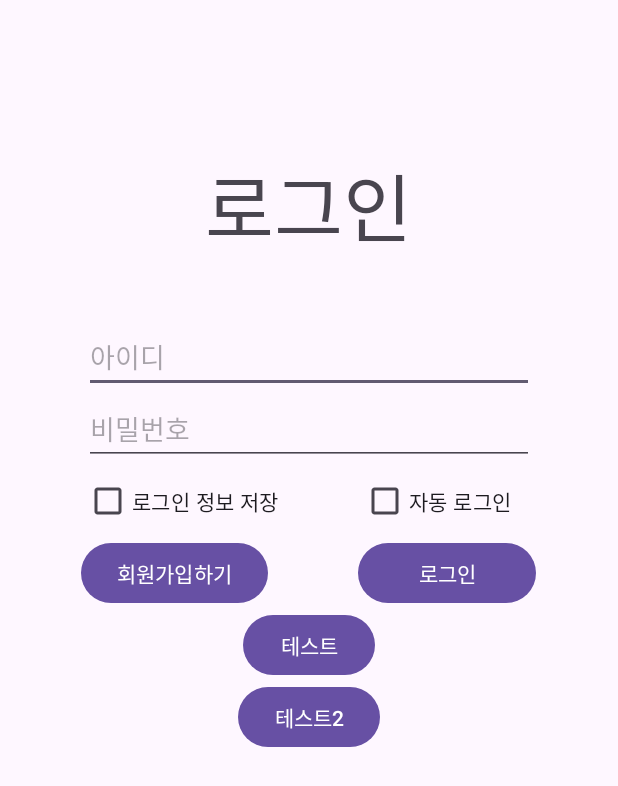
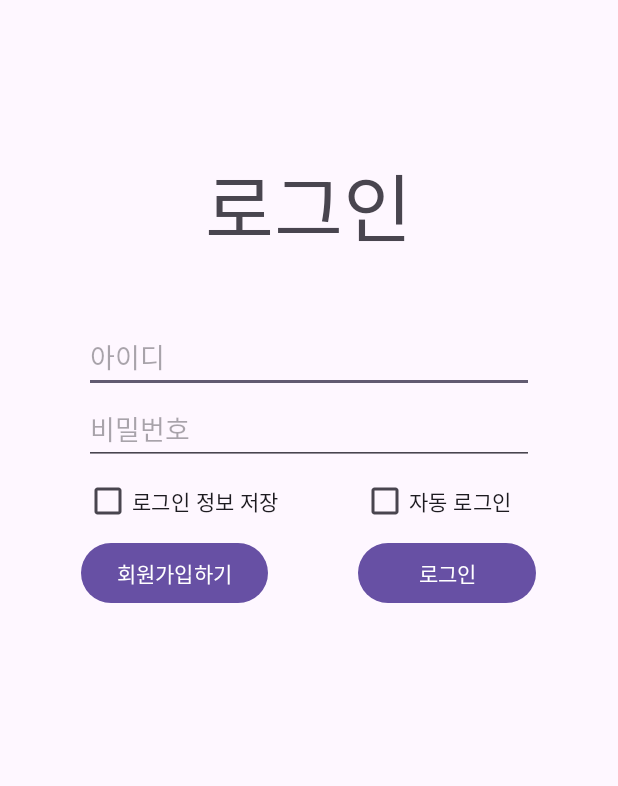
Before and after one commit to SharedTaleWithTTS/Android, an Android app: the screen it shows after launch (MainActivity), on a phone screen of 412 x 824 dp. Shown: the top 786 px of the screen. Run offline under Robolectric (Android 15) with nearby library versions, the light colour scheme and no system bars.

Commit message:
3차 발표 후 커밋

```diff
--- a/app/build.gradle.kts
+++ b/app/build.gradle.kts
@@ -79,6 +79,9 @@ dependencies {
     implementation ("androidx.drawerlayout:drawerlayout:1.2.0")
     // 구글 EXO 라이브러리 (오디오 and 비디오)
     implementation ("com.google.android.exoplayer:exoplayer:2.19.1")
+    implementation ("com.google.android.exoplayer:exoplayer-core:2.19.1")
+    implementation ("com.google.android.exoplayer:exoplayer-dash:2.19.1")
+    implementation ("com.google.android.exoplayer:exoplayer-ui:2.19.1")
 
 
 }
--- a/app/src/main/java/com/example/sharedtalewithttsapp/CreateTaleActivity.kt
+++ b/app/src/main/java/com/example/sharedtalewithttsapp/CreateTaleActivity.kt
@@ -82,7 +82,7 @@ class CreateTaleActivity : AppCompatActivity() {
                             Intent.FLAG_GRANT_WRITE_URI_PERMISSION
                     contentResolver.takePersistableUriPermission(uri, takeFlags)
                 } catch (e: SecurityException) {
-                    Log.d(TAG, "권한 요청 실패 : ${e}");
+                    Log.e(TAG, "권한 요청 실패 : ${e}");
                 }
                 newList.add(uri)
             }
@@ -101,7 +101,7 @@ class CreateTaleActivity : AppCompatActivity() {
                             Intent.FLAG_GRANT_WRITE_URI_PERMISSION
                     contentResolver.takePersistableUriPermission(uri, takeFlags)
                 } catch (e: SecurityException) {
-                    Log.d(TAG, "권한 요청 실패 : ${e}");
+                    Log.e(TAG, "권한 요청 실패 : ${e}");
                 }
                 val audioTitle = getAudioTitle(uri)
                 newList.add(PickVoiceListModel(audioTitle, uri))
--- a/app/src/main/java/com/example/sharedtalewithttsapp/MainActivity.kt
+++ b/app/src/main/java/com/example/sharedtalewithttsapp/MainActivity.kt
@@ -82,16 +82,6 @@ class MainActivity : AppCompatActivity() {
         }
 
 
-        binding.textBtn.setOnClickListener {
-            val intent: Intent = Intent(this, CreateTaleActivity::class.java)
-            startActivity(intent)
-        }
-
-        binding.test2Btn.setOnClickListener {
-            val intent: Intent = Intent(this, MyTaleListActivity::class.java)
-            startActivity(intent)
-        }
-
     }// onCreate 코드 끝
 
     override fun onStop() {
--- a/app/src/main/java/com/example/sharedtalewithttsapp/utils/Constants.kt
+++ b/app/src/main/java/com/example/sharedtalewithttsapp/utils/Constants.kt
@@ -1,7 +1,6 @@
 package com.example.sharedtalewithttsapp.utils
 
 import android.util.Log
-import firebase.com.protolitewrapper.BuildConfig
 
 object Constants {
     const val TAG: String = "로그"
--- a/app/src/main/res/layout/activity_main.xml
+++ b/app/src/main/res/layout/activity_main.xml
@@ -69,17 +69,6 @@
             android:text="로그인"/>
     </LinearLayout>
 
-    <Button
-        android:id="@+id/text_btn"
-        android:layout_width="wrap_content"
-        android:layout_height="wrap_content"
-        android:text="테스트"/>
-
-    <Button
-        android:id="@+id/test2_btn"
-        android:layout_width="wrap_content"
-        android:layout_height="wrap_content"
-        android:text="테스트2"/>
 
 
 </LinearLayout>
--- a/app/src/main/res/layout/voice_list_recycler_view.xml
+++ b/app/src/main/res/layout/voice_list_recycler_view.xml
@@ -10,7 +10,7 @@
         android:layout_width="wrap_content"
         android:layout_height="wrap_content"
         android:text="테스트"
-        android:textSize="23dp"/>
+        android:textSize="25dp"/>
 
     <ImageView
         android:id="@+id/voice_list_recycler_view_play_stop_btn"
```
Also changed, not shown: app/src/main/java/com/example/sharedtalewithttsapp/MyTaleListActivity.kt (+38 -62 lines), app/src/main/res/layout/activity_my_tale_list.xml (+5 -16 lines).
